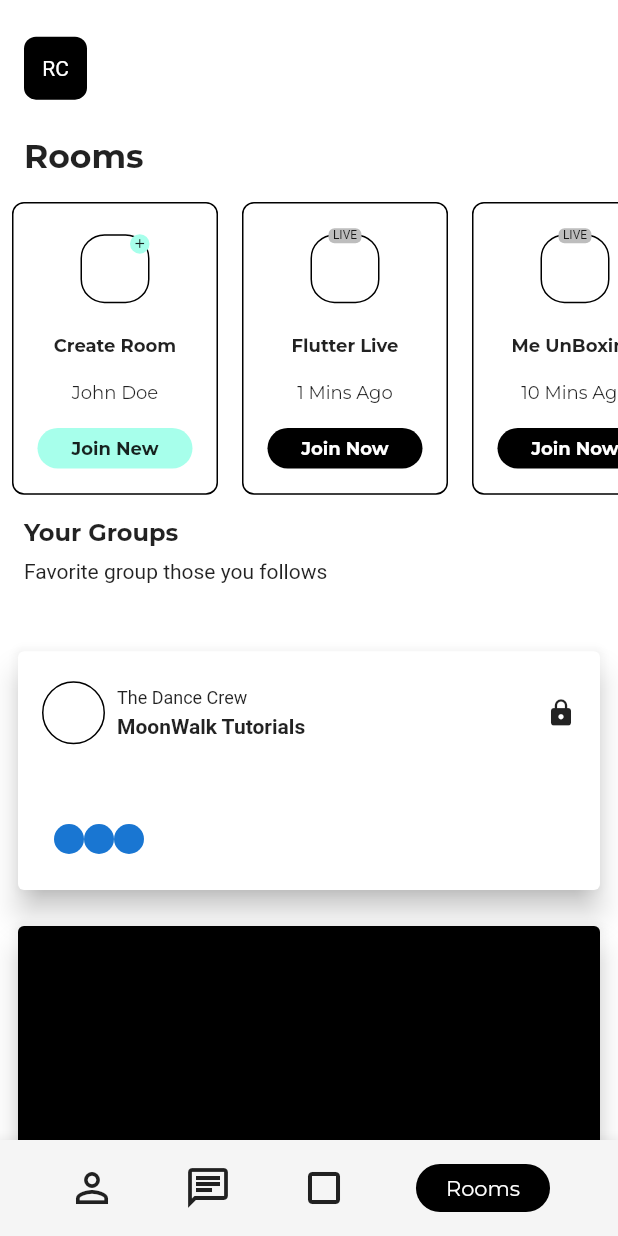
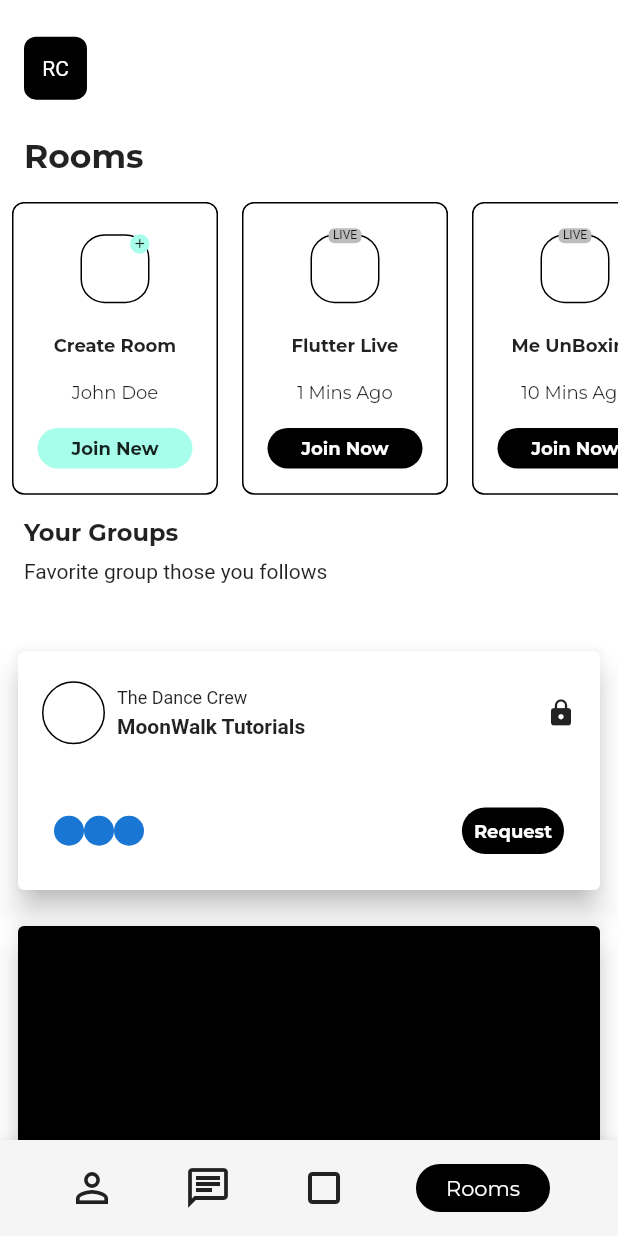
Before and after one commit to JAICHANGPARK/flutter_notebook_8th_story, a Flutter app: the RoomsPage screen opened by its route, on a phone screen of 412 x 824 dp. Run offline on Flutter 3.47's test engine with Material 2 defaults, Android fonts, the phone set to English and light mode, and no system bars; our stand-ins replace badges, flutter_hooks, google_fonts, hooks_riverpod, state_notifier.

Commit message:
Update rooms_page.dart

```diff
--- a/lib/ep588_social_app/rooms_page.dart
+++ b/lib/ep588_social_app/rooms_page.dart
@@ -365,7 +365,17 @@ class _RoomsPageState extends State<RoomsPage> {
                                                     radius: 10,
                                                   ),
                                                   Spacer(),
-
+                                                  Container(
+                                                    padding: EdgeInsets.symmetric(horizontal: 8, vertical: 8),
+                                                    decoration: BoxDecoration(color: Colors.black, borderRadius: BorderRadius.circular(16)),
+                                                    child: Center(
+                                                      child: Text(
+                                                        "Request",
+                                                        style: GoogleFonts.montserrat(
+                                                            fontSize: 12, fontWeight: FontWeight.bold, color: Colors.white),
+                                                      ),
+                                                    ),
+                                                  )
                                                 ],
                                               ),
                                             )
```
